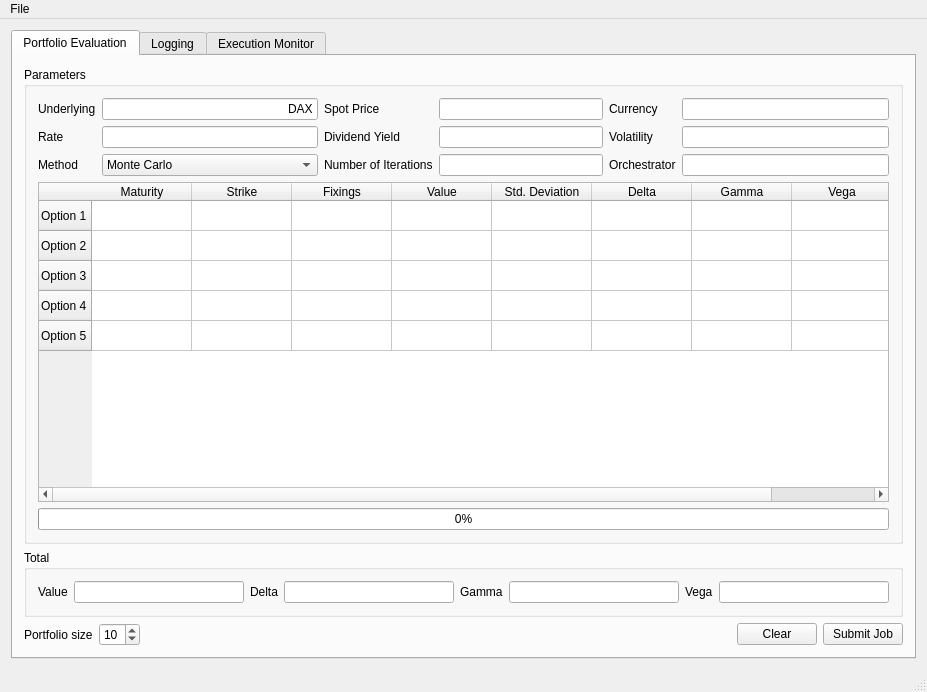
Before: the Qt Designer form trunk/sdpa-gui/sdpa-gui/monitorwindow.ui in cc-hpc-itwm/gpispace, drawn with Qt 5.
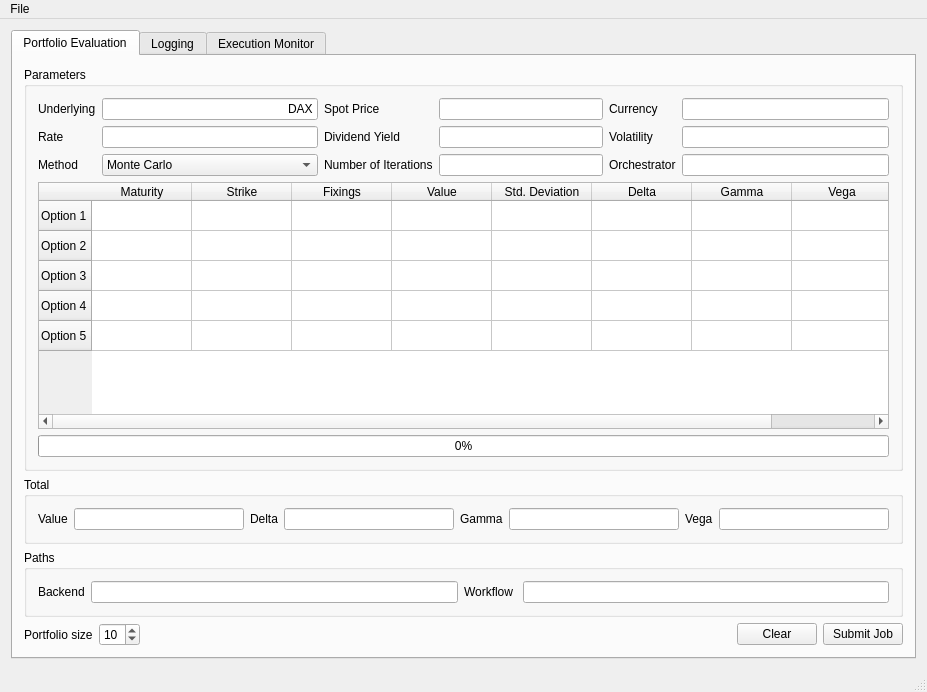
After: the same form once the commit is applied.

Commit message: updated sdpa-gui, allow the user to specify the workflow and the backend path

Diff of the .ui file:
```diff
--- a/trunk/sdpa-gui/sdpa-gui/monitorwindow.ui
+++ b/trunk/sdpa-gui/sdpa-gui/monitorwindow.ui
@@ -30,8 +30,8 @@
        <attribute name="title">
         <string>Portfolio Evaluation</string>
        </attribute>
-       <layout class="QVBoxLayout" name="verticalLayout_8">
-        <item>
+       <layout class="QGridLayout" name="gridLayout_7">
+        <item row="0" column="0">
          <widget class="QGroupBox" name="groupBox_7">
           <property name="sizePolicy">
            <sizepolicy hsizetype="Expanding" vsizetype="Expanding">
@@ -284,7 +284,7 @@
           </layout>
          </widget>
         </item>
-        <item>
+        <item row="1" column="0">
          <widget class="QGroupBox" name="groupBox_8">
           <property name="title">
            <string>Total</string>
@@ -349,7 +349,44 @@
           </layout>
          </widget>
         </item>
-        <item>
+        <item row="2" column="0">
+         <widget class="QGroupBox" name="groupBox_9">
+          <property name="title">
+           <string>Paths</string>
+          </property>
+          <layout class="QGridLayout" name="gridLayout_6">
+           <item row="0" column="0">
+            <widget class="QLabel" name="label_18">
+             <property name="text">
+              <string>Backend</string>
+             </property>
+            </widget>
+           </item>
+           <item row="0" column="1">
+            <widget class="QLineEdit" name="m_editBackendPath">
+             <property name="alignment">
+              <set>Qt::AlignRight|Qt::AlignTrailing|Qt::AlignVCenter</set>
+             </property>
+            </widget>
+           </item>
+           <item row="0" column="2">
+            <widget class="QLabel" name="label_20">
+             <property name="text">
+              <string>Workflow </string>
+             </property>
+            </widget>
+           </item>
+           <item row="0" column="3">
+            <widget class="QLineEdit" name="m_editWorkflowPath">
+             <property name="alignment">
+              <set>Qt::AlignRight|Qt::AlignTrailing|Qt::AlignVCenter</set>
+             </property>
+            </widget>
+           </item>
+          </layout>
+         </widget>
+        </item>
+        <item row="3" column="0">
          <layout class="QHBoxLayout" name="horizontalLayout_3">
           <item>
            <layout class="QHBoxLayout" name="horizontalLayout">
```
The commit also changes 4 other files.
